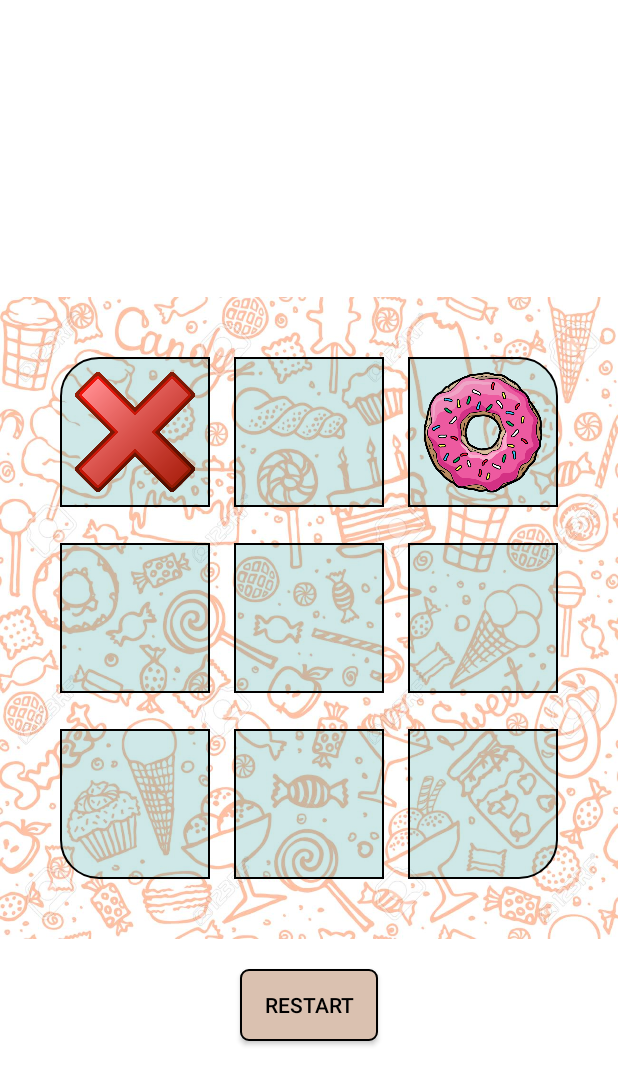
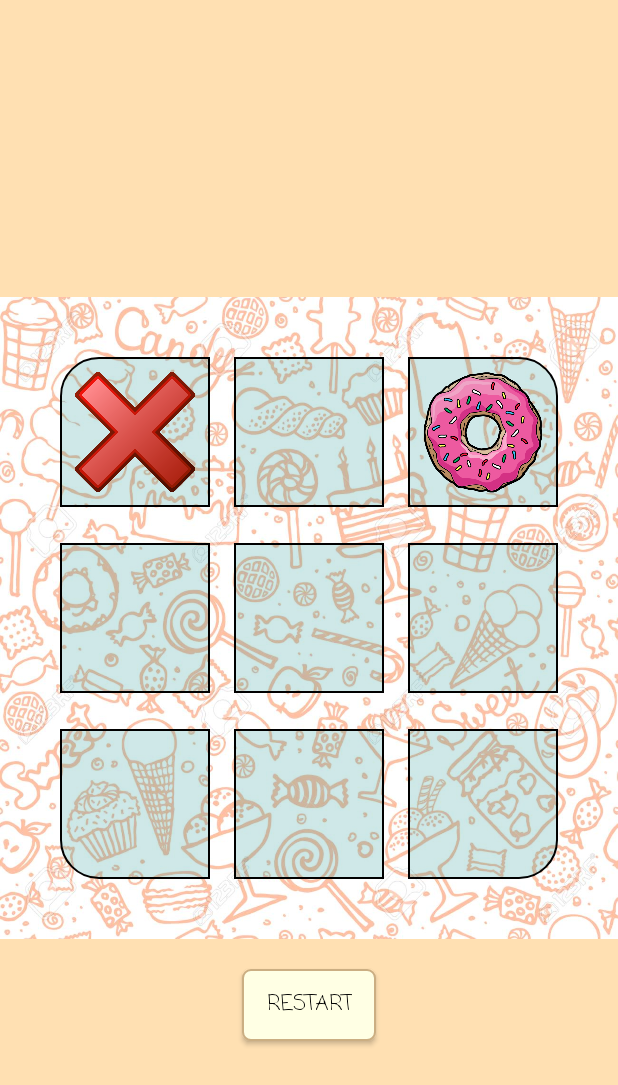
Before and after one commit to Xyan-Banan/Tic-Tac-Toe, an Android app: the layout fragment_game_field.xml on its own in the app's theme, with its tools: preview values and no code run, on a phone screen of 412 x 824 dp. Shown: the top 1085 px of the screen. Run offline under Robolectric (Android 15) with nearby library versions, the phone set to English and light mode, and no system bars.

Commit message:
cool new design

```diff
--- a/app/src/main/java/com/example/tic_tac_toe/gameField/GameOverChecks.kt
+++ b/app/src/main/java/com/example/tic_tac_toe/gameField/GameOverChecks.kt
@@ -5,10 +5,12 @@ import android.content.Context
 import android.graphics.drawable.Drawable
 import android.widget.ImageButton
 import android.widget.Toast
+import androidx.appcompat.content.res.AppCompatResources
 import androidx.core.graphics.drawable.toBitmap
 import com.example.tic_tac_toe.R
 import com.example.tic_tac_toe.startMenu.GameType
 
+//TODO("change to sets")
 private fun findGameOverRow(buttons: List<ImageButton>): Drawable? {
     val images = buttons.map { it.drawable }
     if (images[0] != null && (
@@ -46,14 +48,15 @@ fun isGameOver(
     applicationContext: Context
 ): Boolean {
     findGameOverRow(buttons)?.also { buttonImg ->
+        val crossBitmap = AppCompatResources.getDrawable(applicationContext, R.drawable.cross)?.toBitmap()
+
         val msg = when (gameType) {
             GameType.SOLOCROSS, GameType.SOLONOUGHT -> when (buttonImg) {
                 playerDrawable -> "Game over: You win!"
                 else -> "Game over: You lose :("
             }
             GameType.TWOPLAYERS -> when (buttonImg.toBitmap()) {
-                applicationContext.resources.getDrawable(R.drawable.cross)
-                    .toBitmap() -> "Game over: Player 1 win!"
+                crossBitmap -> "Game over: Player 1 win!"
                 else -> "Game over: Player 2 win!"
             }
         }
--- a/app/src/main/res/color/start_btn_text_color.xml
+++ /dev/null
@@ -1,5 +0,0 @@
-<?xml version="1.0" encoding="utf-8"?>
-<selector xmlns:android="http://schemas.android.com/apk/res/android">
-    <item android:color="@color/black" android:state_enabled="true"/>
-    <item android:color="#88000000" android:state_enabled="false"/>
-</selector>
--- a/app/src/main/res/drawable/border_black.xml
+++ b/app/src/main/res/drawable/border_black.xml
@@ -2,6 +2,6 @@
 <shape xmlns:android="http://schemas.android.com/apk/res/android">
     <stroke
         android:width="1dp"
-        android:color="@color/black" />
+        android:color="@android:color/black" />
     <solid android:color="@color/game_field_button" />
 </shape>
--- a/app/src/main/res/drawable/border_rounded.xml
+++ b/app/src/main/res/drawable/border_rounded.xml
@@ -1,12 +1,9 @@
 <?xml version="1.0" encoding="utf-8"?>
 <shape xmlns:android="http://schemas.android.com/apk/res/android"
     android:shape="rectangle">
-<!--    <solid android:color="@color/black" />-->
+    <solid android:color="@color/secondaryLightColor" />
     <stroke
         android:width="1dp"
-        android:color="@color/black" />
+        android:color="@color/secondaryDarkColor" />
     <corners android:radius="5dp" />
-    <solid
-        android:color="#dac1b0"
-        />
 </shape>
--- a/app/src/main/res/drawable/border_rounded_bottom_left_black.xml
+++ b/app/src/main/res/drawable/border_rounded_bottom_left_black.xml
@@ -2,7 +2,7 @@
 <shape xmlns:android="http://schemas.android.com/apk/res/android">
     <stroke
         android:width="1dp"
-        android:color="@color/black" />
+        android:color="@android:color/black" />
     <corners android:bottomLeftRadius="@dimen/corner_radius" />
     <solid android:color="@color/game_field_button"/>
 </shape>
--- a/app/src/main/res/drawable/border_rounded_bottom_right_black.xml
+++ b/app/src/main/res/drawable/border_rounded_bottom_right_black.xml
@@ -2,7 +2,7 @@
 <shape xmlns:android="http://schemas.android.com/apk/res/android">
     <stroke
         android:width="1dp"
-        android:color="@color/black" />
+        android:color="@android:color/black" />
     <corners android:bottomRightRadius="@dimen/corner_radius" />
     <solid android:color="@color/game_field_button" />
 </shape>
--- a/app/src/main/res/drawable/border_rounded_top_left_black.xml
+++ b/app/src/main/res/drawable/border_rounded_top_left_black.xml
@@ -2,7 +2,7 @@
 <shape xmlns:android="http://schemas.android.com/apk/res/android">
     <stroke
         android:width="1dp"
-        android:color="@color/black" />
+        android:color="@android:color/black" />
     <corners android:topLeftRadius="@dimen/corner_radius" />
     <solid android:color="@color/game_field_button"/>
 </shape>
--- a/app/src/main/res/drawable/border_rounded_top_right_black.xml
+++ b/app/src/main/res/drawable/border_rounded_top_right_black.xml
@@ -2,7 +2,7 @@
 <shape xmlns:android="http://schemas.android.com/apk/res/android">
     <stroke
         android:width="1dp"
-        android:color="@color/black" />
+        android:color="@android:color/black" />
     <corners android:topRightRadius="@dimen/corner_radius" />
     <solid android:color="@color/game_field_button"/>
 </shape>
--- a/app/src/main/res/layout/activity_main.xml
+++ b/app/src/main/res/layout/activity_main.xml
@@ -2,9 +2,11 @@
 
 <androidx.fragment.app.FragmentContainerView xmlns:android="http://schemas.android.com/apk/res/android"
     xmlns:app="http://schemas.android.com/apk/res-auto"
+    xmlns:tools="http://schemas.android.com/tools"
     android:id="@+id/nav_host_fragment"
     android:name="androidx.navigation.fragment.NavHostFragment"
     android:layout_width="match_parent"
     android:layout_height="match_parent"
     app:defaultNavHost="true"
-    app:navGraph="@navigation/nav_graph" />
+    app:navGraph="@navigation/nav_graph"
+    tools:layout="@layout/fragment_start_menu" />
--- a/app/src/main/res/layout/fragment_game_field.xml
+++ b/app/src/main/res/layout/fragment_game_field.xml
@@ -7,7 +7,6 @@
 
         android:layout_width="match_parent"
         android:layout_height="match_parent"
-        android:background="@color/white"
         tools:context=".MainActivity">
 
 
@@ -19,7 +18,6 @@
             android:layout_marginTop="20dp"
             android:background="@drawable/border_rounded"
             android:text="@string/restart"
-            android:textColor="@color/black"
             app:backgroundTint="@null"
             app:backgroundTintMode="multiply"
             app:layout_constraintEnd_toEndOf="parent"
@@ -39,108 +37,85 @@
 
             <ImageButton
                 android:id="@+id/button1"
-                android:layout_width="100dp"
-                android:layout_height="100dp"
+                style="@style/squareButton"
                 android:background="@drawable/border_rounded_top_left_black"
                 android:contentDescription="@string/btn_description"
                 android:padding="@dimen/game_field_button_padding"
-                android:scaleType="centerCrop"
                 app:layout_constraintStart_toStartOf="parent"
                 app:layout_constraintTop_toTopOf="parent"
                 tools:src="@drawable/cross" />
 
             <ImageButton
                 android:id="@+id/button2"
-                android:layout_width="100dp"
-                android:layout_height="100dp"
-                android:background="@drawable/border_black"
+                style="@style/squareButton"
                 android:contentDescription="@string/btn_description"
                 android:padding="10dp"
-                android:scaleType="centerCrop"
                 app:layout_constraintEnd_toStartOf="@+id/button3"
                 app:layout_constraintStart_toEndOf="@+id/button1"
                 app:layout_constraintTop_toTopOf="@+id/button1" />
 
             <ImageButton
                 android:id="@+id/button3"
-                android:layout_width="100dp"
-                android:layout_height="100dp"
+                style="@style/squareButton"
                 android:background="@drawable/border_rounded_top_right_black"
                 android:contentDescription="@string/btn_description"
                 android:padding="@dimen/game_field_button_padding"
-                android:scaleType="centerCrop"
                 app:layout_constraintEnd_toEndOf="parent"
                 app:layout_constraintTop_toTopOf="@+id/button2"
                 tools:src="@drawable/donut" />
 
             <ImageButton
                 android:id="@+id/button4"
-                android:layout_width="100dp"
-                android:layout_height="100dp"
+                style="@style/squareButton"
                 android:layout_marginTop="24dp"
                 android:layout_marginBottom="24dp"
-                android:background="@drawable/border_black"
                 android:contentDescription="@string/btn_description"
                 android:padding="@dimen/game_field_button_padding"
-                android:scaleType="centerCrop"
                 app:layout_constraintBottom_toTopOf="@+id/button7"
                 app:layout_constraintStart_toStartOf="@+id/button1"
                 app:layout_constraintTop_toBottomOf="@+id/button1" />
 
             <ImageButton
                 android:id="@+id/button5"
-                android:layout_width="100dp"
-                android:layout_height="100dp"
-                android:background="@drawable/border_black"
+                style="@style/squareButton"
                 android:contentDescription="@string/btn_description"
                 android:padding="10dp"
-                android:scaleType="centerCrop"
                 app:layout_constraintEnd_toStartOf="@+id/button6"
                 app:layout_constraintStart_toEndOf="@+id/button4"
                 app:layout_constraintTop_toTopOf="@+id/button4" />
 
             <ImageButton
                 android:id="@+id/button6"
-                android:layout_width="100dp"
-                android:layout_height="100dp"
-                android:background="@drawable/border_black"
+                style="@style/squareButton"
                 android:contentDescription="@string/btn_description"
                 android:padding="@dimen/game_field_button_padding"
-                android:scaleType="centerCrop"
                 app:layout_constraintEnd_toEndOf="@+id/button3"
                 app:layout_constraintTop_toTopOf="@+id/button5" />
 
             <ImageButton
                 android:id="@+id/button7"
-                android:layout_width="100dp"
-                android:layout_height="100dp"
+                style="@style/squareButton"
                 android:background="@drawable/border_rounded_bottom_left_black"
                 android:contentDescription="@string/btn_description"
                 android:padding="@dimen/game_field_button_padding"
-                android:scaleType="centerCrop"
                 app:layout_constraintBottom_toBottomOf="parent"
                 app:layout_constraintStart_toStartOf="@+id/button1" />
 
             <ImageButton
                 android:id="@+id/button8"
-                android:layout_width="100dp"
-                android:layout_height="100dp"
-                android:background="@drawable/border_black"
+                style="@style/squareButton"
                 android:contentDescription="@string/btn_description"
                 android:padding="@dimen/game_field_button_padding"
-                android:scaleType="centerCrop"
                 app:layout_constraintEnd_toStartOf="@+id/button9"
                 app:layout_constraintStart_toEndOf="@+id/button4"
                 app:layout_constraintTop_toTopOf="@+id/button7" />
 
             <ImageButton
                 android:id="@+id/button9"
-                android:layout_width="100dp"
-                android:layout_height="100dp"
+                style="@style/squareButton"
                 android:background="@drawable/border_rounded_bottom_right_black"
                 android:contentDescription="@string/btn_description"
                 android:padding="@dimen/game_field_button_padding"
-                android:scaleType="centerCrop"
                 app:layout_constraintEnd_toEndOf="@+id/button3"
                 app:layout_constraintTop_toTopOf="@+id/button7" />
 
--- a/app/src/main/res/layout/fragment_start_menu.xml
+++ b/app/src/main/res/layout/fragment_start_menu.xml
@@ -6,7 +6,6 @@
     <androidx.constraintlayout.widget.ConstraintLayout
         android:layout_width="match_parent"
         android:layout_height="match_parent"
-        android:background="@color/white"
         tools:context=".MainActivity">
 
         <RadioGroup
@@ -25,13 +24,13 @@
                 android:id="@+id/onePlayerGameRadioButton"
                 android:layout_width="match_parent"
                 android:layout_height="wrap_content"
+                android:fontFamily="casual"
                 android:paddingStart="0dp"
                 android:paddingEnd="40dp"
                 android:text="@string/one_player"
                 android:textAlignment="center"
-                android:textColor="@color/black"
                 android:textSize="20sp"
-                app:buttonTint="@color/purple_500" />
+                app:buttonTint="?colorSecondaryVariant" />
 
             <RadioButton
                 android:id="@+id/twoPlayerGameRadioButton"
@@ -43,9 +42,8 @@
                 android:paddingEnd="40dp"
                 android:text="@string/two_players"
                 android:textAlignment="center"
-                android:textColor="@color/black"
                 android:textSize="20sp"
-                app:buttonTint="@color/purple_500" />
+                app:buttonTint="?colorSecondaryVariant" />
 
             <RadioGroup
                 android:id="@+id/soloGameTypeRadioGroup"
@@ -61,9 +59,7 @@
                     android:button="@null"
                     android:checked="false"
                     android:enabled="false"
-                    android:gravity="center"
-                    android:textSize="16sp"
-                    app:buttonTint="@color/purple_500" />
+                    android:gravity="center" />
 
                 <RadioButton
                     android:id="@+id/noughtsRadioButton"
@@ -74,8 +70,6 @@
                     android:button="@null"
                     android:enabled="false"
                     android:gravity="center"
-                    android:textSize="16sp"
-                    app:buttonTint="@color/purple_500"
                     tools:enabled="true" />
             </RadioGroup>
 
@@ -89,7 +83,6 @@
             android:background="@drawable/border_rounded"
             android:enabled="false"
             android:text="@string/start"
-            android:textColor="@color/start_btn_text_color"
             app:backgroundTint="@null"
             app:layout_constraintEnd_toEndOf="parent"
             app:layout_constraintStart_toStartOf="parent"
--- a/app/src/main/res/values-night/themes.xml
+++ /dev/null
@@ -1,16 +0,0 @@
-<resources xmlns:tools="http://schemas.android.com/tools">
-    <!-- Base application theme. -->
-    <style name="Theme.TicTacToe" parent="Theme.MaterialComponents.DayNight.DarkActionBar">
-        <!-- Primary brand color. -->
-        <item name="colorPrimary">@color/purple_200</item>
-        <item name="colorPrimaryVariant">@color/purple_700</item>
-        <item name="colorOnPrimary">@color/black</item>
-        <!-- Secondary brand color. -->
-        <item name="colorSecondary">@color/teal_200</item>
-        <item name="colorSecondaryVariant">@color/teal_200</item>
-        <item name="colorOnSecondary">@color/black</item>
-        <!-- Status bar color. -->
-        <item name="android:statusBarColor" tools:targetApi="l">?attr/colorPrimaryVariant</item>
-        <!-- Customize your theme here. -->
-    </style>
-</resources>
--- a/app/src/main/res/values/colors.xml
+++ b/app/src/main/res/values/colors.xml
@@ -1,11 +1,13 @@
 <?xml version="1.0" encoding="utf-8"?>
 <resources>
-    <color name="purple_200">#FFBB86FC</color>
-    <color name="purple_500">#FF6200EE</color>
-    <color name="purple_700">#FF3700B3</color>
-    <color name="teal_200">#FF03DAC5</color>
-    <color name="teal_700">#FF018786</color>
-    <color name="black">#FF000000</color>
-    <color name="white">#FFFFFFFF</color>
+    <color name="primaryColor">#dac1b0</color>
+    <color name="primaryLightColor">#fff4e2</color>
+    <color name="primaryDarkColor">#a89181</color>
+    <color name="secondaryColor">#ffe0b2</color>
+    <color name="secondaryLightColor">#ffffe4</color>
+    <color name="secondaryDarkColor">#cbae82</color>
+    <color name="primaryTextColor">#000000</color>
+    <color name="secondaryTextColor">#000000</color>
+
     <color name="game_field_button">#30018786</color>
 </resources>
--- /dev/null
+++ b/app/src/main/res/values/styles.xml
@@ -0,0 +1,10 @@
+<?xml version="1.0" encoding="utf-8"?>
+<resources>
+
+    <style name="squareButton">
+        <item name="android:layout_width">100dp</item>
+        <item name="android:layout_height">100dp</item>
+        <item name="android:background">@drawable/border_black</item>
+        <item name="android:scaleType">centerCrop</item>
+    </style>
+</resources>
--- a/app/src/main/res/values/themes.xml
+++ b/app/src/main/res/values/themes.xml
@@ -1,16 +1,20 @@
 <resources xmlns:tools="http://schemas.android.com/tools">
     <!-- Base application theme. -->
-    <style name="Theme.TicTacToe" parent="Theme.MaterialComponents.DayNight.DarkActionBar">
+    <style name="Theme.TicTacToe" parent="Theme.MaterialComponents.Light.NoActionBar">
         <!-- Primary brand color. -->
-        <item name="colorPrimary">@color/purple_500</item>
-        <item name="colorPrimaryVariant">@color/purple_700</item>
-        <item name="colorOnPrimary">@color/white</item>
+        <item name="colorPrimary">@color/primaryColor</item>
+        <item name="colorPrimaryDark">@color/primaryDarkColor</item>
+        <item name="colorPrimaryVariant">@color/primaryLightColor</item>
+        <item name="colorOnPrimary">@color/primaryTextColor</item>
         <!-- Secondary brand color. -->
-        <item name="colorSecondary">@color/teal_200</item>
-        <item name="colorSecondaryVariant">@color/teal_700</item>
-        <item name="colorOnSecondary">@color/black</item>
+        <item name="colorSecondary">@color/secondaryColor</item>
+        <item name="colorSecondaryVariant">@color/secondaryDarkColor</item>
+        <item name="colorOnSecondary">@color/secondaryTextColor</item>
         <!-- Status bar color. -->
-        <item name="android:statusBarColor" tools:targetApi="l">?attr/colorPrimaryVariant</item>
+        <item name="android:statusBarColor" tools:targetApi="l">?attr/colorSecondaryVariant</item>
         <!-- Customize your theme here. -->
+        <item name="android:windowBackground">?colorSecondary</item>
+        <item name="fontFamily">casual</item>
+        <item name="android:fontFamily">casual</item>
     </style>
 </resources>
```
